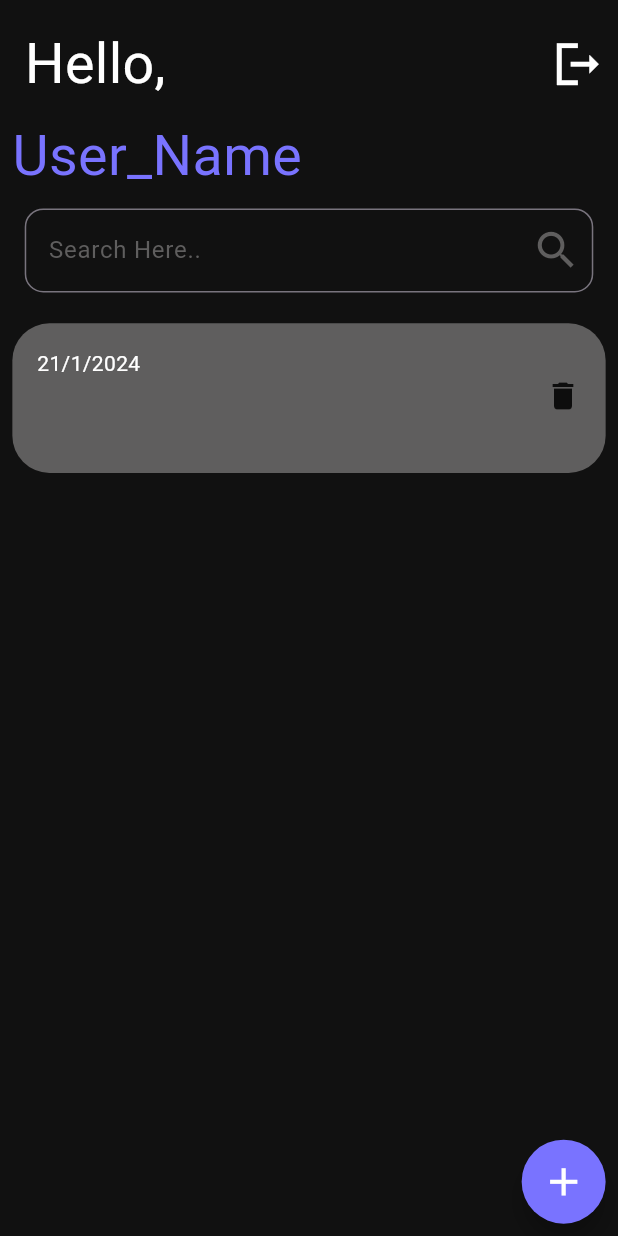
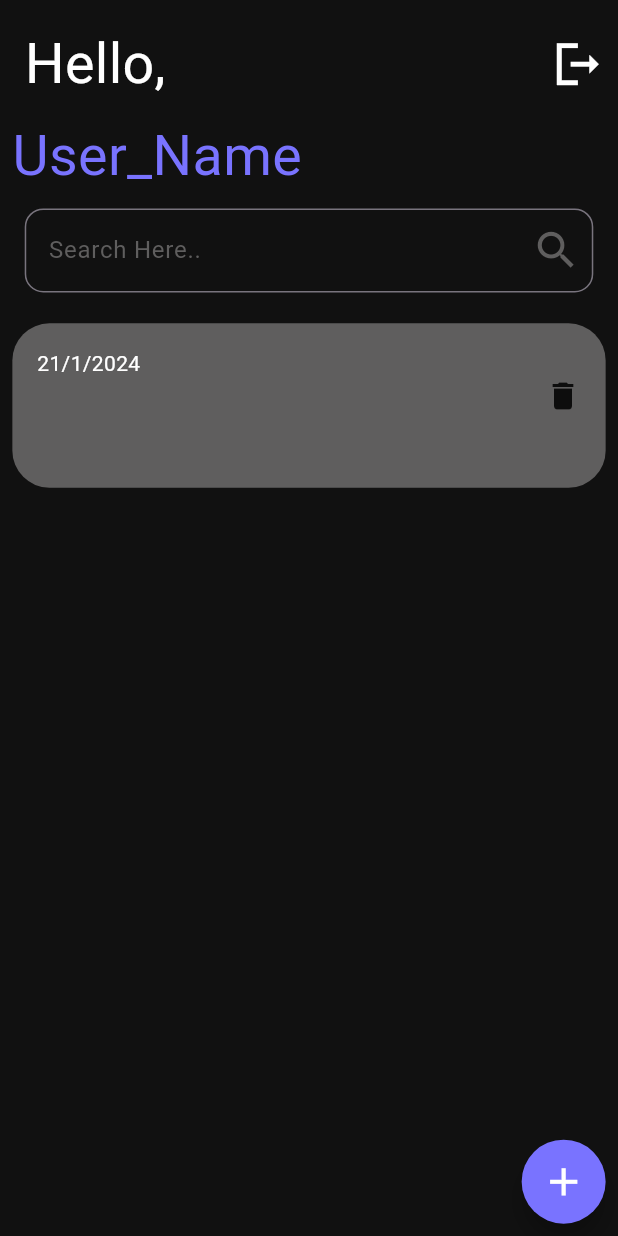
Before and after one commit to tanmay2233/ZenseGDSCSession, a Flutter app: the NotesPage screen opened by its route, after a tap on "Done", on a phone screen of 412 x 824 dp. Run offline on Flutter 3.47's test engine with Material 3 defaults, Android fonts, the phone set to English and light mode, and no system bars; our stand-ins replace flutter_screenutil; Roboto replaces fonts that are missing (Poppins).

Commit message:
Everything working fine

```diff
--- a/lib/home.dart
+++ b/lib/home.dart
@@ -96,7 +96,7 @@ class _HomePageState extends State<HomePage> {
                                 ),
                               );},
                             child: Container(
-                              height: size.height * 0.121,
+                              height: size.height * 0.133,
                               decoration: BoxDecoration(
                                   color: const Color.fromARGB(255, 95, 94, 94),
                                   borderRadius: BorderRadius.all(
--- a/lib/notesPage.dart
+++ b/lib/notesPage.dart
@@ -1,9 +1,11 @@
+// ignore_for_file: prefer_final_fields
+
 import 'package:flutter/material.dart';
 import 'package:gdsc_app_dev/notes.dart';
 import 'package:gdsc_app_dev/routes.dart';
 
 class NotesPage extends StatefulWidget {
-  NotesPage({Key? key}) : super(key: key);
+  const NotesPage({Key? key}) : super(key: key);
 
   @override
   _NotesPageState createState() => _NotesPageState();
@@ -74,9 +76,9 @@ class _NotesPageState extends State<NotesPage> {
                   decoration: const InputDecoration(
                       hintText: "Enter Content",
                       hintStyle: TextStyle(
-                          color: Color.fromARGB(255, 95, 94, 94)),
+                        color: Color.fromARGB(255, 95, 94, 94)),
                     ),
-                  style: const TextStyle(color: Colors.white),
+                  style: const TextStyle(color: Color(0xFFA9A9A9)),
 
                   onChanged: (value) {
                     _contentController.text = value;
```
